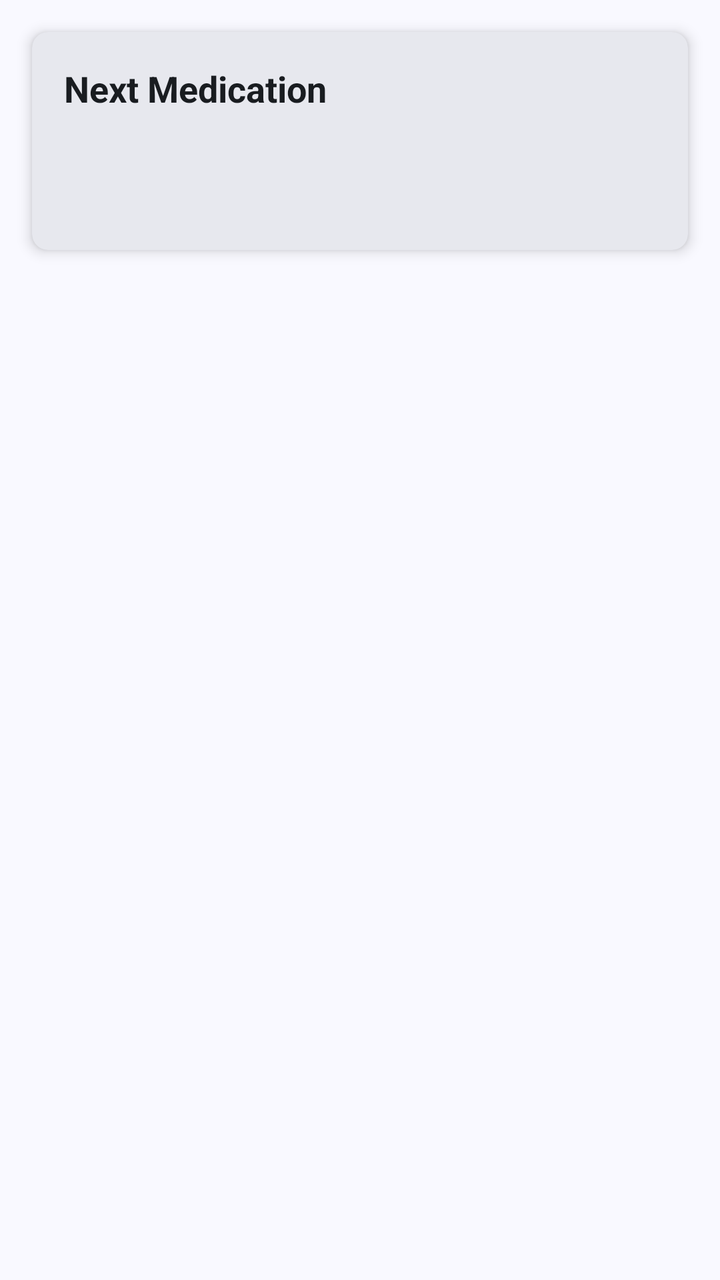
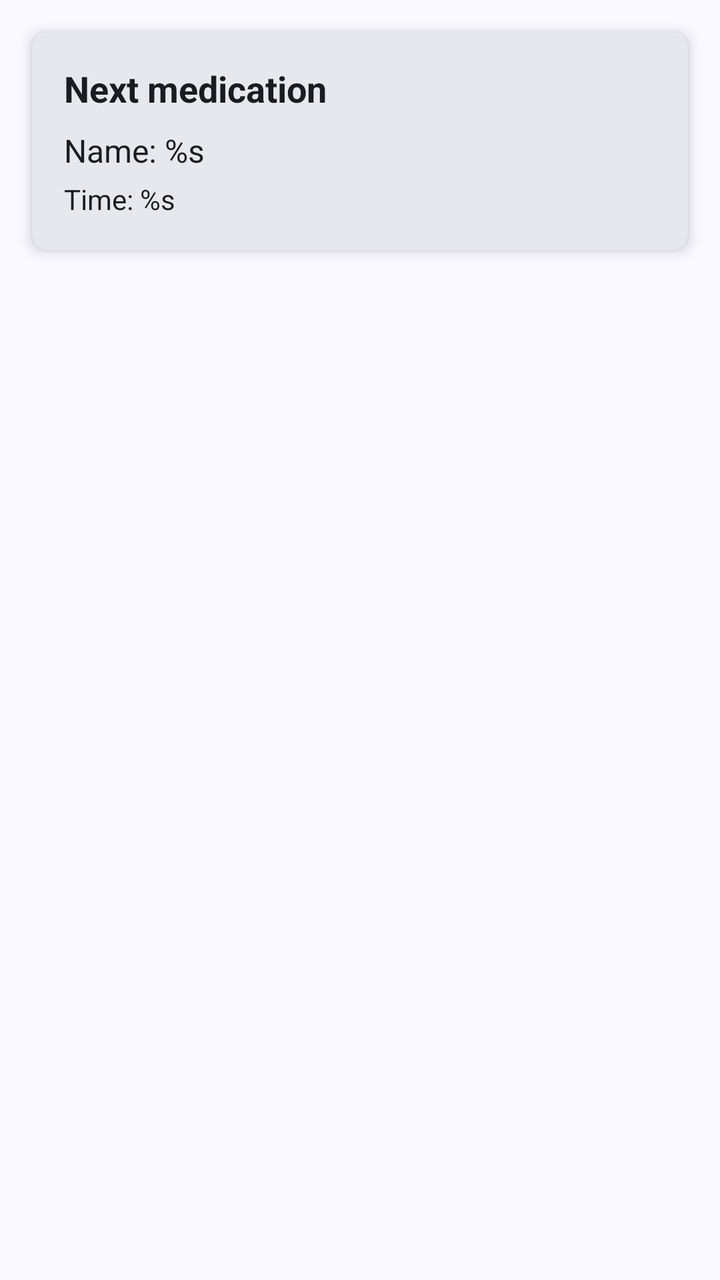

Compare the two renders of this Android layout. The source of the first and the diff that turns it into the second are given below.
<!-- AndroidManifest.xml: application theme Theme.MobileHealthApplication -->
<!-- res/layout/fragment_home.xml -->
<?xml version="1.0" encoding="utf-8"?>
<androidx.constraintlayout.widget.ConstraintLayout
    xmlns:android="http://schemas.android.com/apk/res/android"
    xmlns:app="http://schemas.android.com/apk/res-auto"
    android:layout_width="match_parent"
    android:layout_height="match_parent">

    
    <com.google.android.material.card.MaterialCardView
        android:id="@+id/next_medication_card"
        android:layout_width="match_parent"
        android:layout_height="wrap_content"
        android:layout_margin="16dp"
        app:cardElevation="4dp"
        app:cardCornerRadius="8dp"
        app:layout_constraintTop_toTopOf="parent">

        <LinearLayout
            android:layout_width="match_parent"
            android:layout_height="wrap_content"
            android:orientation="vertical"
            android:padding="16dp">

            <TextView
                android:layout_width="wrap_content"
                android:layout_height="wrap_content"
                android:text="Next Medication"
                android:textColor="?attr/colorOnSurface"
                android:textStyle="bold"
                android:textSize="18sp"/>

            <TextView
                android:id="@+id/next_medication_name"
                android:layout_width="wrap_content"
                android:layout_height="wrap_content"
                android:textColor="?attr/colorOnSurface"
                android:layout_marginTop="8dp"
                android:textSize="16sp"/>

            <TextView
                android:id="@+id/next_medication_time"
                android:layout_width="wrap_content"
                android:layout_height="wrap_content"
                android:layout_marginTop="4dp"
                android:textColor="?attr/colorOnSurface"
                android:textSize="14sp"/>

        </LinearLayout>
    </com.google.android.material.card.MaterialCardView>

    <ProgressBar
        android:id="@+id/loading_indicator"
        android:layout_width="wrap_content"
        android:layout_height="wrap_content"
        android:visibility="gone"
        app:layout_constraintTop_toTopOf="parent"
        app:layout_constraintBottom_toBottomOf="parent"
        app:layout_constraintStart_toStartOf="parent"
        app:layout_constraintEnd_toEndOf="parent" />

    
    <androidx.recyclerview.widget.RecyclerView
        android:id="@+id/medications_recycler_view"
        android:layout_width="match_parent"
        android:layout_height="0dp"
        android:layout_marginTop="8dp"
        android:clipToPadding="false"
        android:paddingBottom="16dp"
        app:layout_constraintTop_toBottomOf="@id/next_medication_card"
        app:layout_constraintBottom_toBottomOf="parent"/>

</androidx.constraintlayout.widget.ConstraintLayout>
<!-- resources referenced by this layout -->
<resources>
  <color name="md_theme_primary">#415F91</color>
  <color name="md_theme_onPrimary">#FFFFFF</color>
  <color name="md_theme_primaryContainer">#D6E3FF</color>
  <color name="md_theme_onPrimaryContainer">#001B3E</color>
  <color name="md_theme_primaryFixed">#D6E3FF</color>
  <color name="md_theme_onPrimaryFixed">#001B3E</color>
  <color name="md_theme_primaryFixedDim">#AAC7FF</color>
  <color name="md_theme_onPrimaryFixedVariant">#284777</color>
  <color name="md_theme_secondary">#565F71</color>
  <color name="md_theme_onSecondary">#FFFFFF</color>
  <color name="md_theme_secondaryContainer">#DAE2F9</color>
  <color name="md_theme_onSecondaryContainer">#131C2B</color>
  <color name="md_theme_secondaryFixed">#DAE2F9</color>
  <color name="md_theme_onSecondaryFixed">#131C2B</color>
  <color name="md_theme_secondaryFixedDim">#BEC6DC</color>
  <color name="md_theme_onSecondaryFixedVariant">#3E4759</color>
  <color name="md_theme_tertiary">#705575</color>
  <color name="md_theme_onTertiary">#FFFFFF</color>
  <color name="md_theme_tertiaryContainer">#FAD8FD</color>
  <color name="md_theme_onTertiaryContainer">#28132E</color>
  <color name="md_theme_tertiaryFixed">#FAD8FD</color>
  <color name="md_theme_onTertiaryFixed">#28132E</color>
  <color name="md_theme_tertiaryFixedDim">#DDBCE0</color>
  <color name="md_theme_onTertiaryFixedVariant">#573E5C</color>
  <color name="md_theme_error">#BA1A1A</color>
  <color name="md_theme_onError">#FFFFFF</color>
  <color name="md_theme_errorContainer">#FFDAD6</color>
  <color name="md_theme_onErrorContainer">#410002</color>
  <style name="ThemeOverlay.App.BottomSheetDialog" parent="ThemeOverlay.Material3.BottomSheetDialog">
          <item name="android:navigationBarColor">@color/md_theme_background</item>
      </style>
  <color name="md_theme_background">#F9F9FF</color>
  <color name="md_theme_onBackground">#191C20</color>
  <color name="md_theme_surface">#F9F9FF</color>
  <color name="md_theme_onSurface">#191C20</color>
  <color name="md_theme_surfaceVariant">#E0E2EC</color>
  <color name="md_theme_onSurfaceVariant">#44474E</color>
  <color name="md_theme_surfaceContainerLowest">#FFFFFF</color>
  <color name="md_theme_surfaceContainerLow">#F3F3FA</color>
  <color name="md_theme_surfaceContainer">#EDEDF4</color>
  <color name="md_theme_surfaceContainerHigh">#E7E8EE</color>
  <color name="md_theme_surfaceContainerHighest">#E2E2E9</color>
  <color name="md_theme_outline">#74777F</color>
  <color name="md_theme_outlineVariant">#C4C6D0</color>
  <color name="md_theme_surfaceBright">#F9F9FF</color>
  <color name="md_theme_surfaceDim">#D9D9E0</color>
  <style name="Widget.App.Snackbar" parent="Widget.Material3.Snackbar">
          <item name="backgroundTint">?attr/colorSurface</item>
      </style>
  <style name="Widget.App.Snackbar.TextView" parent="Widget.Material3.Snackbar.TextView">
          <item name="android:textColor">?attr/colorOnSurface</item>
      </style>
  <style name="Widget.App.CardView" parent="Widget.Material3.CardView.Elevated">
          <item name="cardElevation">6dp</item>
          <item name="cardCornerRadius">12dp</item>
          <item name="cardBackgroundColor">?attr/colorSurfaceContainerHigh</item>
      </style>
  <style name="Widget.App.FloatingActionButton" parent="Widget.Material3.FloatingActionButton.Primary">
          <item name="backgroundTint">?attr/colorPrimaryContainer</item>
          <item name="tint">?attr/colorOnPrimaryContainer</item>
      </style>
  <style name="Widget.App.BottomNavigation.ActiveIndicator" parent="Widget.Material3.BottomNavigationView.ActiveIndicator">
          <item name="android:color">?attr/colorSecondaryContainer</item>
      </style>
  <!-- unchanged entries left out for length: 4 -->
</resources>

<!-- the commit's change to res/layout/fragment_home.xml (unified diff, before → after) -->
@@ -24,7 +24,7 @@
             <TextView
                 android:layout_width="wrap_content"
                 android:layout_height="wrap_content"
-                android:text="Next Medication"
+                android:text="Next medication"
                 android:textColor="?attr/colorOnSurface"
                 android:textStyle="bold"
                 android:textSize="18sp"/>
@@ -33,6 +33,7 @@
                 android:id="@+id/next_medication_name"
                 android:layout_width="wrap_content"
                 android:layout_height="wrap_content"
+                android:text="@string/name_of_next_med"
                 android:textColor="?attr/colorOnSurface"
                 android:layout_marginTop="8dp"
                 android:textSize="16sp"/>
@@ -41,6 +42,7 @@
                 android:id="@+id/next_medication_time"
                 android:layout_width="wrap_content"
                 android:layout_height="wrap_content"
+                android:text="@string/time_of_medication"
                 android:layout_marginTop="4dp"
                 android:textColor="?attr/colorOnSurface"
                 android:textSize="14sp"/>
<!-- resource entries referenced after the edit -->
@@ -1,5 +1,7 @@
 <!-- resources referenced by this layout -->
 <resources>
+  <string name="name_of_next_med">Name: %s</string>
+  <string name="time_of_medication">Time: %s</string>
   <color name="md_theme_primary">#415F91</color>
   <color name="md_theme_onPrimary">#FFFFFF</color>
   <color name="md_theme_primaryContainer">#D6E3FF</color>
